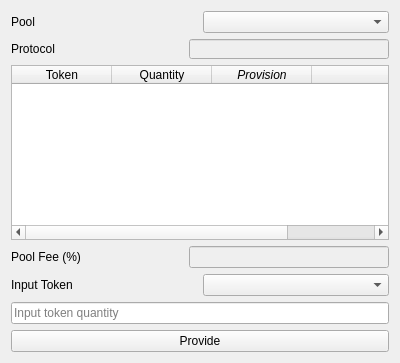
Old version of the form ExistingPoolProvisionDialog.ui in the repository LiquidityProtocol/AMM-Simulator.
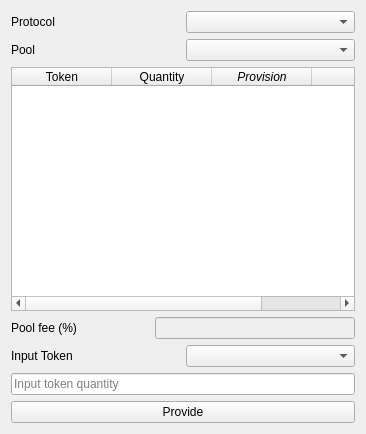
New version of the form.

Commit message: Change ExistingPoolProvision flow

Diff of the .ui file:
```diff
--- a/ExistingPoolProvisionDialog.ui
+++ b/ExistingPoolProvisionDialog.ui
@@ -6,14 +6,31 @@
    <rect>
     <x>0</x>
     <y>0</y>
-    <width>400</width>
-    <height>363</height>
+    <width>366</width>
+    <height>434</height>
    </rect>
   </property>
   <property name="windowTitle">
    <string>Form</string>
   </property>
   <layout class="QVBoxLayout" name="verticalLayout">
+   <item>
+    <layout class="QHBoxLayout" name="horizontalLayout_protocol">
+     <property name="topMargin">
+      <number>0</number>
+     </property>
+     <item>
+      <widget class="QLabel" name="label_protocol">
+       <property name="text">
+        <string>Protocol</string>
+       </property>
+      </widget>
+     </item>
+     <item>
+      <widget class="QComboBox" name="comboBox_protocol"/>
+     </item>
+    </layout>
+   </item>
    <item>
     <layout class="QHBoxLayout" name="horizontalLayout_pool">
      <item>
@@ -28,33 +45,6 @@
      </item>
     </layout>
    </item>
-   <item>
-    <layout class="QHBoxLayout" name="horizontalLayout_Protocol">
-     <property name="topMargin">
-      <number>0</number>
-     </property>
-     <item>
-      <widget class="QLabel" name="label_Protocol">
-       <property name="text">
-        <string>Protocol</string>
-       </property>
-      </widget>
-     </item>
-     <item>
-      <widget class="QLineEdit" name="lineEdit_Protocol">
-       <property name="enabled">
-        <bool>false</bool>
-       </property>
-       <property name="maximumSize">
-        <size>
-         <width>200</width>
-         <height>20</height>
-        </size>
-       </property>
-      </widget>
-     </item>
-    </layout>
-   </item>
    <item>
     <widget class="QTableWidget" name="tableWidget_pool">
      <property name="enabled">
@@ -103,7 +93,7 @@
      <item>
       <widget class="QLabel" name="label_poolFee">
        <property name="text">
-        <string>Pool Fee (%)</string>
+        <string>Pool fee (%)</string>
        </property>
       </widget>
      </item>
@@ -118,6 +108,9 @@
          <height>22</height>
         </size>
        </property>
+       <property name="readOnly">
+        <bool>true</bool>
+       </property>
       </widget>
      </item>
     </layout>
```
The commit also changes 6 other files.
